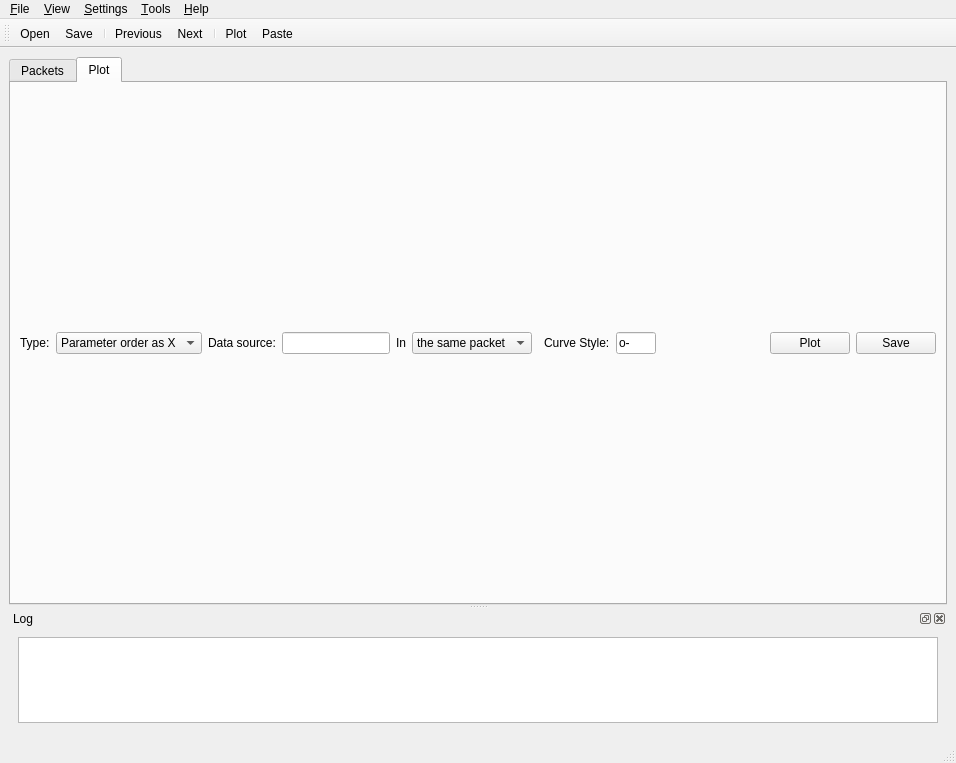
Qt form UI/mainwindow.ui (i4Ds/STIX_python_PUB023) before a commit.
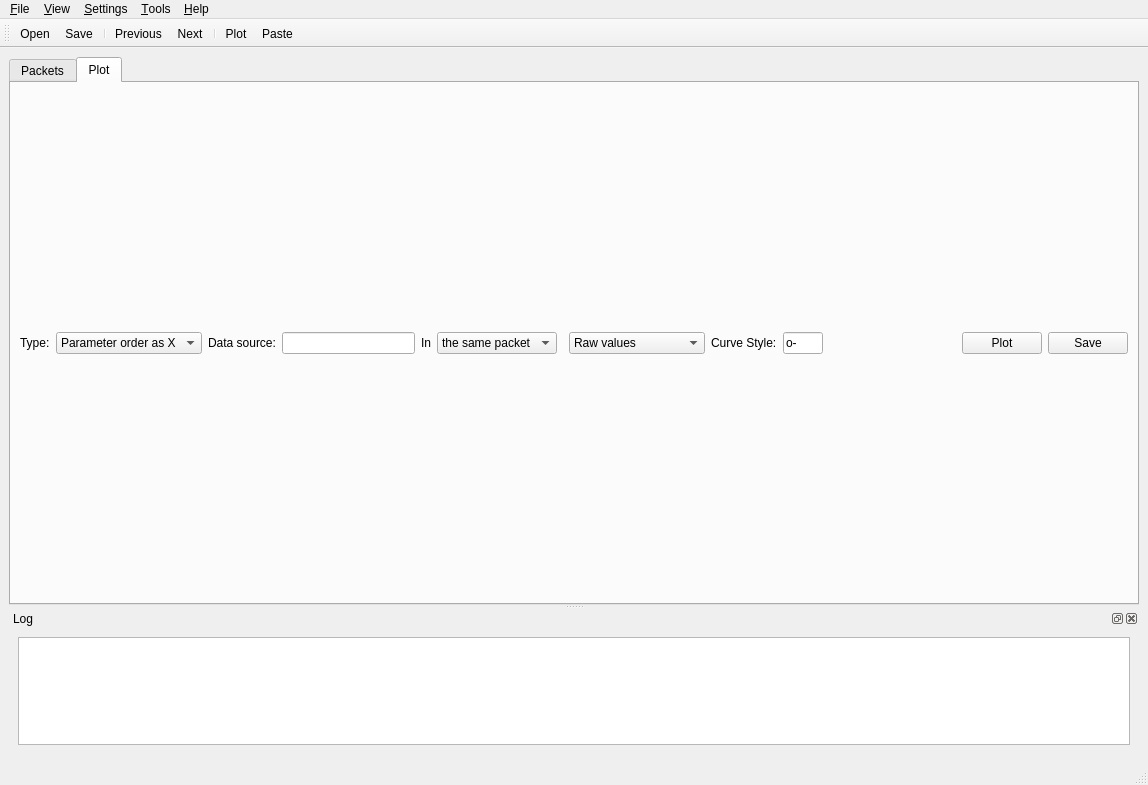
The same form after that commit. Icons and pictures are not drawn.

```diff
--- a/UI/mainwindow.ui
+++ b/UI/mainwindow.ui
@@ -9,8 +9,8 @@
    <rect>
     <x>0</x>
     <y>0</y>
-    <width>956</width>
-    <height>763</height>
+    <width>1148</width>
+    <height>785</height>
    </rect>
   </property>
   <property name="maximumSize">
@@ -186,7 +186,7 @@
            </property>
           </widget>
          </item>
-         <item row="0" column="10">
+         <item row="0" column="11">
           <widget class="QPushButton" name="plotButton">
            <property name="maximumSize">
             <size>
@@ -199,7 +199,7 @@
            </property>
           </widget>
          </item>
-         <item row="0" column="11">
+         <item row="0" column="12">
           <widget class="QPushButton" name="savePlotButton">
            <property name="maximumSize">
             <size>
@@ -238,14 +238,14 @@
            </property>
           </widget>
          </item>
-         <item row="0" column="7">
+         <item row="0" column="8">
           <widget class="QLabel" name="label_3">
            <property name="text">
             <string>Curve Style:</string>
            </property>
           </widget>
          </item>
-         <item row="0" column="8">
+         <item row="0" column="9">
           <widget class="QLineEdit" name="styleEdit">
            <property name="maximumSize">
             <size>
@@ -258,7 +258,7 @@
            </property>
           </widget>
          </item>
-         <item row="0" column="9">
+         <item row="0" column="10">
           <spacer name="horizontalSpacer">
            <property name="orientation">
             <enum>Qt::Horizontal</enum>
@@ -271,6 +271,20 @@
            </property>
           </spacer>
          </item>
+         <item row="0" column="7">
+          <widget class="QComboBox" name="dataTypeComboBox">
+           <item>
+            <property name="text">
+             <string>Raw values</string>
+            </property>
+           </item>
+           <item>
+            <property name="text">
+             <string>Engineering values</string>
+            </property>
+           </item>
+          </widget>
+         </item>
         </layout>
        </widget>
       </widget>
@@ -295,7 +309,7 @@
     <rect>
      <x>0</x>
      <y>0</y>
-     <width>956</width>
+     <width>1148</width>
      <height>22</height>
     </rect>
    </property>
```
Left out of the diff: 10 changed lines with no effect on the pictures.
